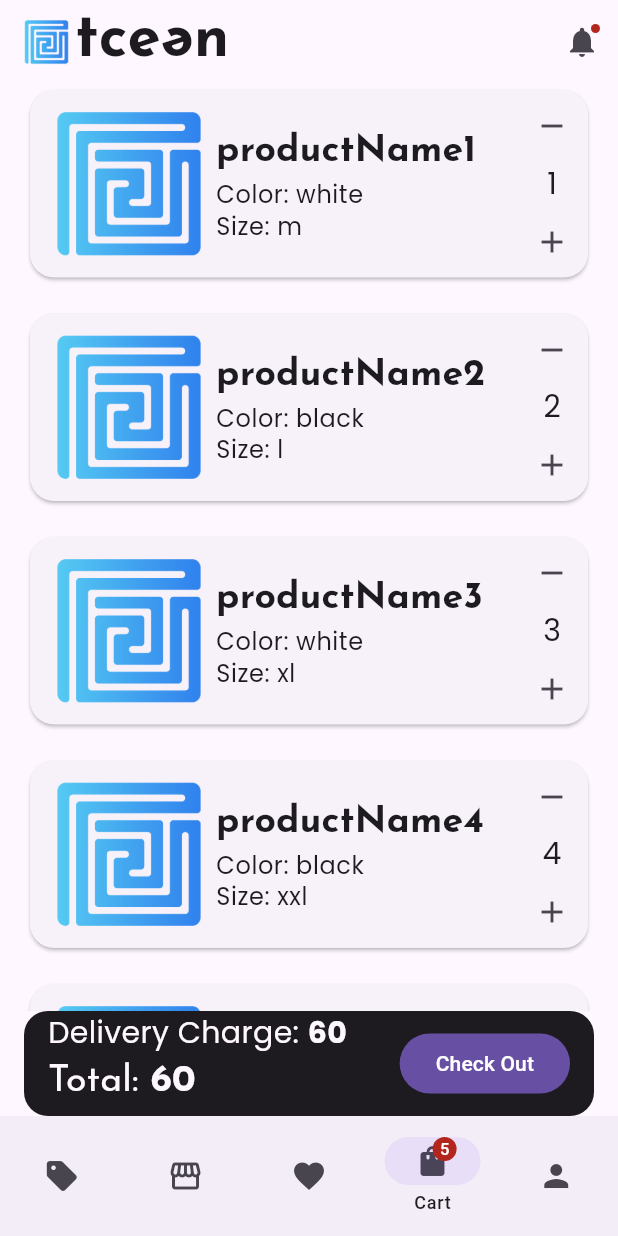
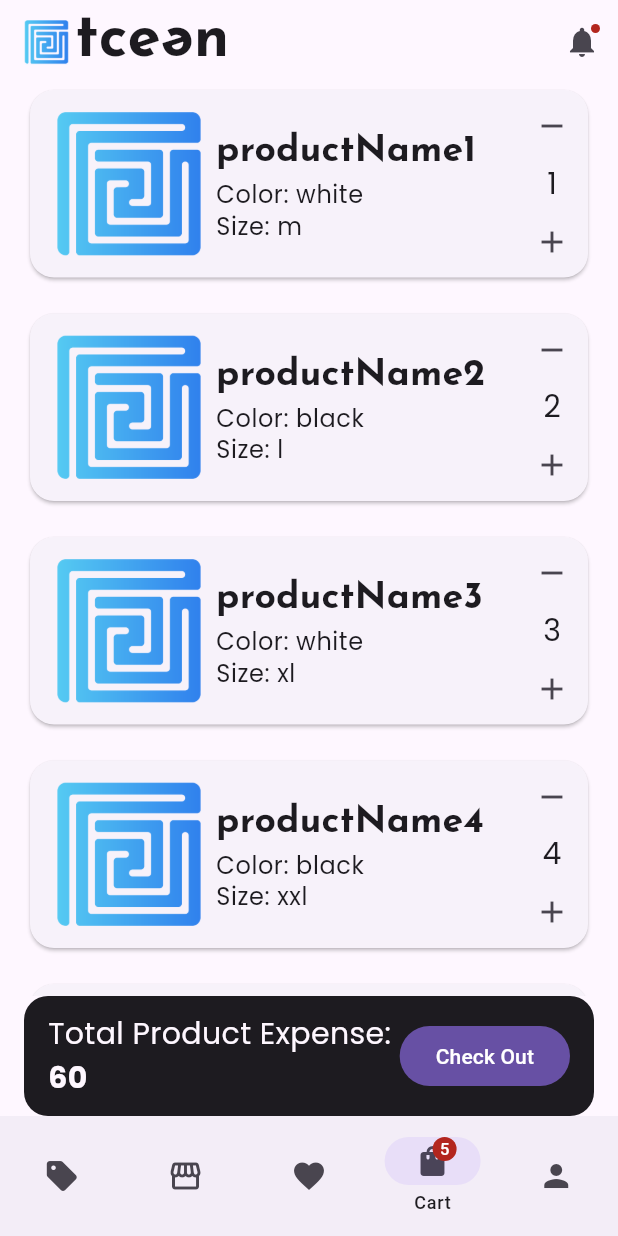
Before and after one commit to srksifat-dev/tcean, a Flutter app: the CartScreen screen opened by its route, on a phone screen of 412 x 824 dp. Run offline on Flutter 3.47's test engine with Material 2 defaults, Android fonts, the phone set to English and light mode, and no system bars; drawn by our look-alikes of dynamic_color; our stand-ins replace animate_do, animated_text_kit, appinio_swiper, carousel_slider, file_picker, flutter_svg and 7 more; missing offline and left inert: flutter_swipe_button; project files that could hold a hidden picture were left out.

Commit message:
Cart screen updated

```diff
--- a/lib/features/cart/screens/cart_screen.dart
+++ b/lib/features/cart/screens/cart_screen.dart
@@ -1,11 +1,12 @@
 import 'package:flutter/material.dart';
+import 'package:fluttertoast/fluttertoast.dart';
+import 'package:go_router/go_router.dart';
 import 'package:lottie/lottie.dart';
 import 'package:tcean/dummy/dummy_product.dart';
 import 'package:tcean/features/cart/widgets/cart_card.dart';
+import 'package:tcean/models/cart.dart';
+import 'package:tcean/routes/route_const.dart';
 import 'package:velocity_x/velocity_x.dart';
-import 'package:google_fonts/google_fonts.dart';
-
-int cartCount = Dummy.carts.length;
 
 class CartScreen extends StatefulWidget {
   const CartScreen({Key? key}) : super(key: key);
@@ -17,13 +18,14 @@ class CartScreen extends StatefulWidget {
 class _CartScreenState extends State<CartScreen> {
   int deliveryCharge = 60;
   int total = 60;
+
   @override
   Widget build(BuildContext context) {
     return Scaffold(
       body: Column(
         mainAxisAlignment: MainAxisAlignment.spaceBetween,
         children: [
-          cartCount != 0
+          Dummy.carts.isNotEmpty
               ? Expanded(
                   child: ListView.separated(
                     itemBuilder: (context, index) {
@@ -38,21 +40,21 @@ class _CartScreenState extends State<CartScreen> {
                         onDismissed: (_) {
                           setState(() {
                             Dummy.carts.remove(Dummy.carts[index]);
-                              cartCount = Dummy.carts.length;
                           });
                         },
                         child: cartCard(context: context, cart: cart),
                       );
                     },
                     separatorBuilder: (_, __) => 16.heightBox,
-                      itemCount: cartCount),
+                    itemCount: Dummy.carts.length,
+                  ),
                 )
               : Expanded(
                   child: Center(
                       child: Lottie.asset("assets/lotties/empty_cart.json")),
                 ),
           AnimatedContainer(
-            height: Dummy.carts.isEmpty ? 0 : 70,
+            height: Dummy.carts.isEmpty ? 0 : 80,
             width: context.percentWidth * 100,
             duration: Duration(milliseconds: 300),
             decoration: BoxDecoration(
@@ -66,22 +68,21 @@ class _CartScreenState extends State<CartScreen> {
                 crossAxisAlignment: CrossAxisAlignment.center,
                 children: [
                   Expanded(
-                    child: Column(
+                    child: RichText(
+                      text: TextSpan(
                         children: [
-                        Row(
-                          children: [
-                            Text(
-                              "Delivery Charge: ",
+                          TextSpan(
+                            text: "Total Product Expense: ",
                             style: Theme.of(context)
                                 .textTheme
                                 .bodyMedium!
                                 .copyWith(
-                                      color: Theme.of(context)
-                                          .colorScheme
-                                          .background),
+                                  color:
+                                      Theme.of(context).colorScheme.background,
                                 ),
-                            Text(
-                              deliveryCharge.toString(),
+                          ),
+                          TextSpan(
+                            text: total.toString(),
                             style: Theme.of(context)
                                 .textTheme
                                 .bodyMedium!
@@ -93,35 +94,13 @@ class _CartScreenState extends State<CartScreen> {
                           ),
                         ],
                       ),
-                        Row(
-                          children: [
-                            Text(
-                              "Total: ",
-                              style: Theme.of(context)
-                                  .textTheme
-                                  .titleSmall!
-                                  .copyWith(
-                                      fontWeight: FontWeight.normal,
-                                      color: Theme.of(context)
-                                          .colorScheme
-                                          .background),
-                            ),
-                            Text(
-                              total.toString(),
-                              style: Theme.of(context)
-                                  .textTheme
-                                  .titleSmall!
-                                  .copyWith(
-                                      color: Theme.of(context)
-                                          .colorScheme
-                                          .background),
-                            ),
-                          ],
-                        ),
-                      ],
                     ),
                   ),
-                  FilledButton(onPressed: () {}, child: Text("Check Out"))
+                  FilledButton(
+                      onPressed: () {
+                        context.pushNamed(RouteConst.kCheckout);
+                      },
+                      child: Text("Check Out"))
                 ],
               ).px(16),
             ),
--- a/lib/features/cart/widgets/cart_card.dart
+++ b/lib/features/cart/widgets/cart_card.dart
@@ -1,5 +1,4 @@
 import 'package:flutter/material.dart';
-import 'package:tcean/models/product.dart';
 import 'package:velocity_x/velocity_x.dart';
 
 import '../../../models/cart.dart';
--- /dev/null
+++ b/lib/features/checkout/screens/checkout_screen.dart
@@ -0,0 +1,15 @@
+import 'package:flutter/material.dart';
+
+class CheckoutScreen extends StatelessWidget {
+  const CheckoutScreen({Key? key}) : super(key: key);
+
+  @override
+  Widget build(BuildContext context) {
+    return Scaffold(
+      appBar: AppBar(
+        title: const Text("Checkout"),
+      ),
+      body: Column(),
+    );
+  }
+}
--- a/lib/features/favorite/screens/favorites_screen.dart
+++ b/lib/features/favorite/screens/favorites_screen.dart
@@ -44,8 +44,7 @@ class FavoritesScreen extends StatelessWidget {
                           style: Theme.of(context).textTheme.bodyMedium,
                           overflow: TextOverflow.ellipsis),
                     ),
-                    IconButton(
-                        onPressed: () {}, icon: Icon(Icons.favorite_border))
+                    IconButton(onPressed: () {}, icon: Icon(Icons.favorite))
                   ],
                 )
               ],
--- a/lib/main_screen.dart
+++ b/lib/main_screen.dart
@@ -94,7 +94,7 @@ class _MainScreenState extends State<MainScreen> {
           NavigationDestination(icon: Icon(Icons.favorite), label: "Favorites"),
           NavigationDestination(
               icon: Badge.count(
-                  count: cartCount, child: Icon(Icons.shopping_bag)),
+                  count: Dummy.carts.length, child: Icon(Icons.shopping_bag)),
               label: "Cart"),
           NavigationDestination(icon: Icon(Icons.person), label: "Account"),
         ],
--- a/lib/models/cart.dart
+++ b/lib/models/cart.dart
@@ -1,4 +1,4 @@
-import 'package:flutter/material.dart';
+
 import 'package:tcean/models/product.dart';
 
 class Cart {
--- a/lib/routes/route_const.dart
+++ b/lib/routes/route_const.dart
@@ -13,4 +13,5 @@ class RouteConst {
   static const String kOrderDetails = "orderDetails";
   static const String kNotifications = "notifications";
   static const String kOffer = "offer";
+  static const String kCheckout = "checkout";
 }
--- a/lib/routes/router.dart
+++ b/lib/routes/router.dart
@@ -2,6 +2,7 @@ import 'package:flutter/cupertino.dart';
 import 'package:go_router/go_router.dart';
 import 'package:tcean/features/account/screens/account_screen.dart';
 import 'package:tcean/features/cart/screens/cart_screen.dart';
+import 'package:tcean/features/checkout/screens/checkout_screen.dart';
 import 'package:tcean/features/customize/screens/customize_screen.dart';
 import 'package:tcean/features/explore/screens/explore_screen.dart';
 import 'package:tcean/features/explore/screens/offer_screen.dart';
@@ -113,6 +114,16 @@ class AppRouter {
             pageBuilder: (context, state) => CupertinoPage(
               child: CartScreen(),
             ),
+            routes: [
+              GoRoute(
+                path: "checkout",
+                parentNavigatorKey: rootNavigatorKey,
+                name: RouteConst.kCheckout,
+                pageBuilder: (context, state) => CupertinoPage(
+                  child: CheckoutScreen(),
+                ),
+              ),
+            ]
           ),
           GoRoute(
             path: "/account",
```
Lines whose indentation alone changed are shown as unchanged.
